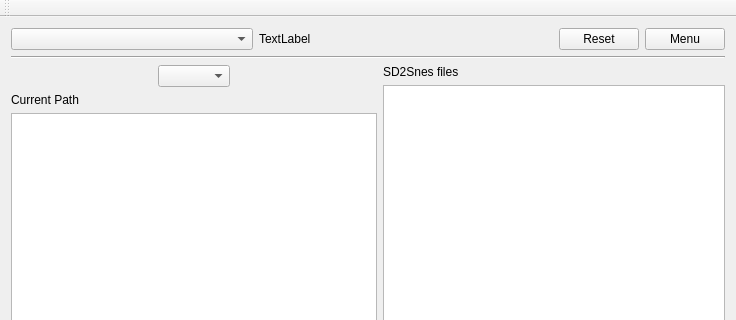
First picture: the form in QFile2Snes/qfile2snesw.ui, repository Skarsnik/QUsb2snes, before the edit; both pictures show x 0 to 736 and y 0 to 320 of the 736 by 544 pixel window.
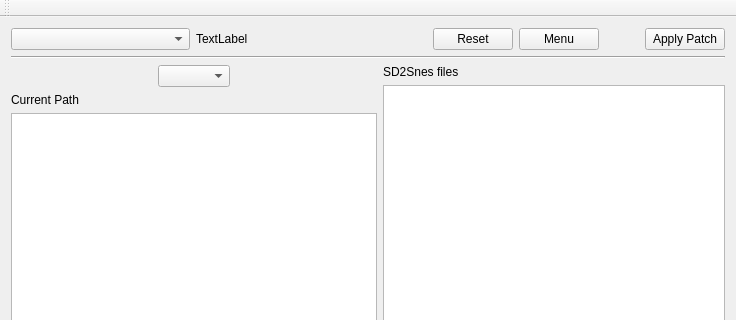
Second picture: the form after the edit.

Commit message: [QFile2Snes]Add a patch button

The edit to the form file:
```diff
--- a/QFile2Snes/qfile2snesw.ui
+++ b/QFile2Snes/qfile2snesw.ui
@@ -64,6 +64,29 @@
         </property>
        </widget>
       </item>
+      <item>
+       <spacer name="horizontalSpacer_6">
+        <property name="orientation">
+         <enum>Qt::Horizontal</enum>
+        </property>
+        <property name="sizeType">
+         <enum>QSizePolicy::Minimum</enum>
+        </property>
+        <property name="sizeHint" stdset="0">
+         <size>
+          <width>40</width>
+          <height>20</height>
+         </size>
+        </property>
+       </spacer>
+      </item>
+      <item>
+       <widget class="QPushButton" name="patchButton">
+        <property name="text">
+         <string>Apply Patch</string>
+        </property>
+       </widget>
+      </item>
      </layout>
     </item>
     <item>
```
The commit also changes 2 other files.
